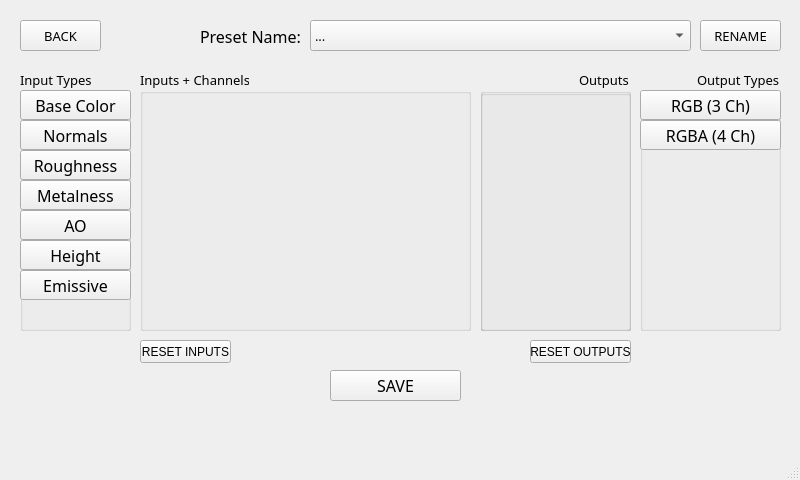
This is PresetMaker.ui in Markgundam/TexturePacker as Qt 5 draws it before an edit. The edited form follows.
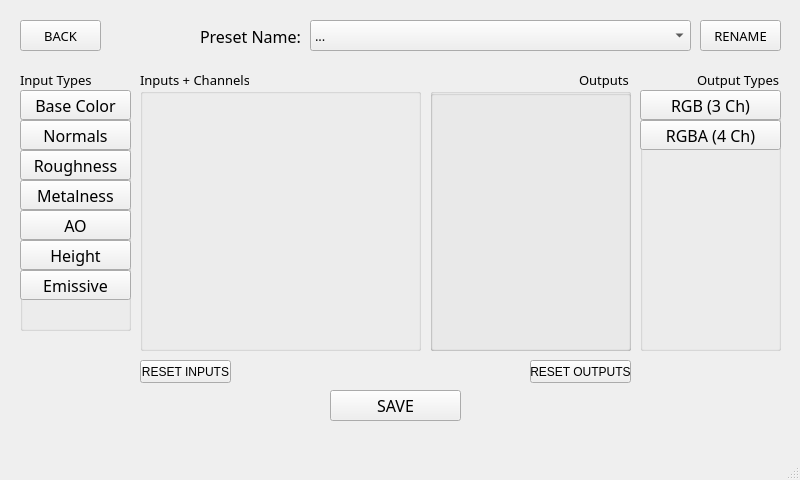
This is the edited form.

```diff
--- a/PresetMaker.ui
+++ b/PresetMaker.ui
@@ -192,7 +192,7 @@
       <x>640</x>
       <y>70</y>
       <width>141</width>
-      <height>261</height>
+      <height>281</height>
      </rect>
     </property>
     <property name="font">
@@ -270,7 +270,7 @@
     <property name="geometry">
      <rect>
       <x>330</x>
-      <y>370</y>
+      <y>390</y>
       <width>131</width>
       <height>31</height>
      </rect>
@@ -319,10 +319,10 @@
    <widget class="QGroupBox" name="groupBox_4">
     <property name="geometry">
      <rect>
-      <x>480</x>
+      <x>430</x>
       <y>70</y>
-      <width>151</width>
-      <height>261</height>
+      <width>201</width>
+      <height>281</height>
      </rect>
     </property>
     <property name="font">
@@ -343,8 +343,8 @@
       <rect>
        <x>0</x>
        <y>20</y>
-       <width>151</width>
-       <height>241</height>
+       <width>201</width>
+       <height>261</height>
       </rect>
      </property>
      <property name="title">
@@ -357,8 +357,8 @@
      <rect>
       <x>140</x>
       <y>70</y>
-      <width>331</width>
-      <height>261</height>
+      <width>281</width>
+      <height>281</height>
      </rect>
     </property>
     <property name="font">
@@ -381,7 +381,7 @@
     <property name="geometry">
      <rect>
       <x>140</x>
-      <y>340</y>
+      <y>360</y>
       <width>91</width>
       <height>23</height>
      </rect>
@@ -394,7 +394,7 @@
     <property name="geometry">
      <rect>
       <x>530</x>
-      <y>340</y>
+      <y>360</y>
       <width>101</width>
       <height>23</height>
      </rect>
```
